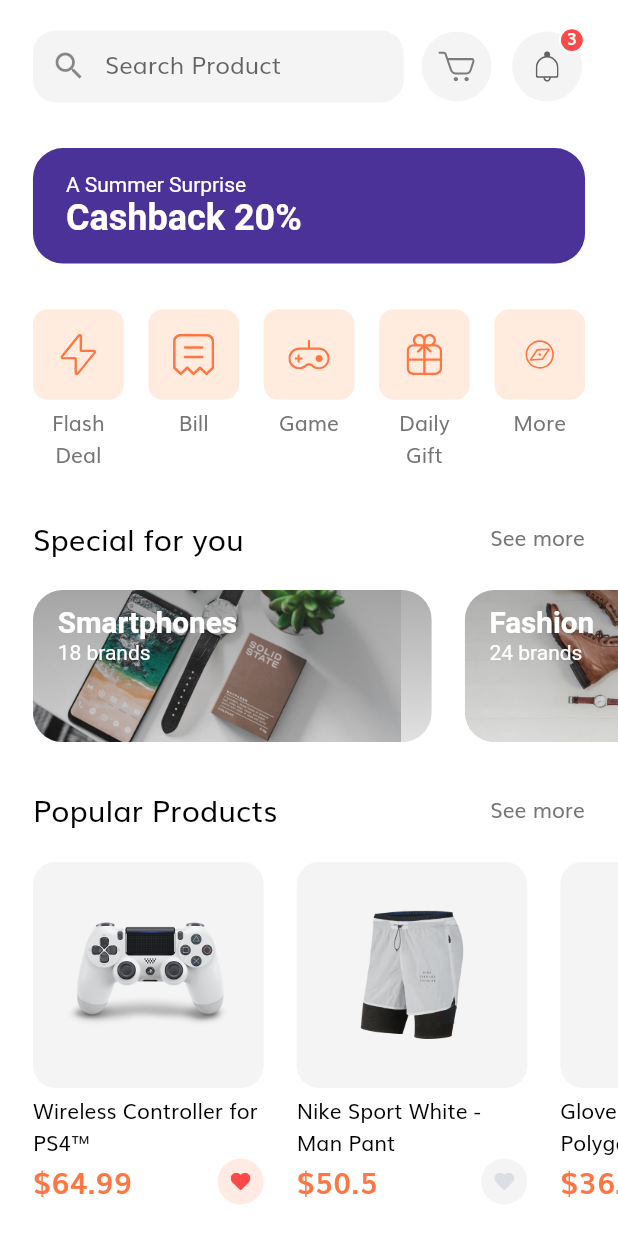
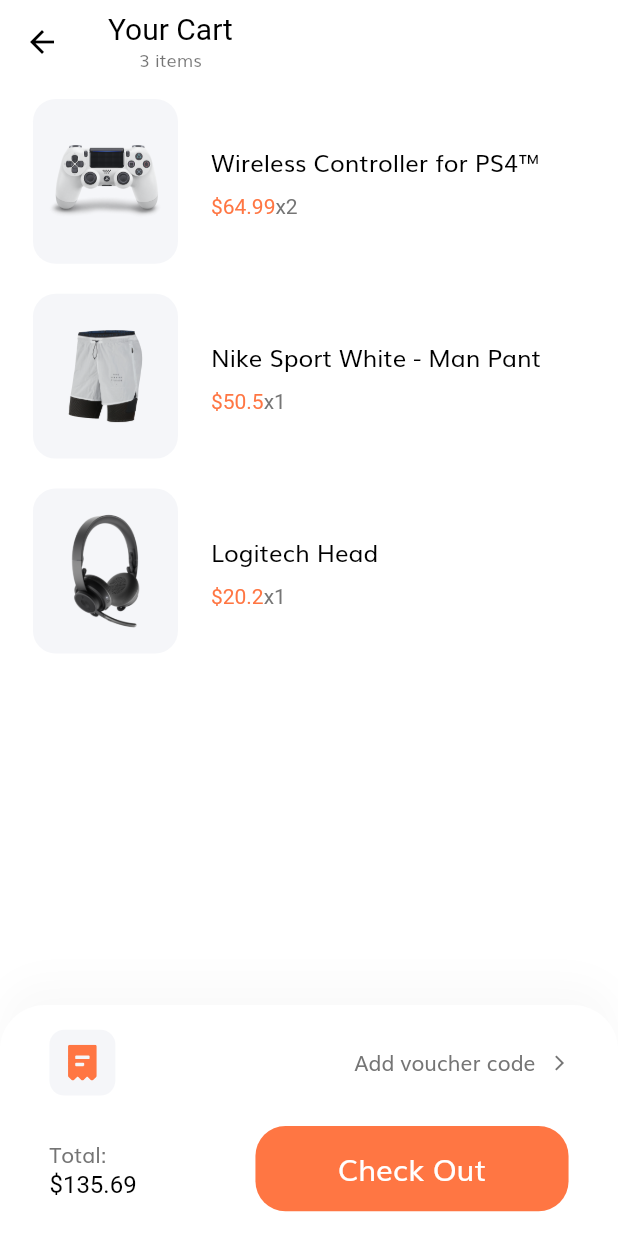
Before and after one commit to Juanr1m/E-commerce-UI, a Flutter app: the HomeScreen screen opened by its route, after a tap on an icon or button, on a phone screen of 412 x 824 dp. Run offline on Flutter 3.47's test engine with Material 2 defaults, Android fonts, the phone set to English and light mode, and no system bars; our stand-ins replace flutter_svg; statements that could not run were skipped.

Commit message:
added cart screen

```diff
--- /dev/null
+++ b/lib/models/Cart.dart
@@ -0,0 +1,15 @@
+import 'package:flutter/widgets.dart';
+import 'package:flutter_way/models/product.dart';
+
+class Cart {
+  final Product product;
+  final int numOfItems;
+
+  Cart({@required this.product, @required this.numOfItems});
+}
+
+List<Cart> demoCards = [
+  Cart(product: demoProducts[0], numOfItems: 2),
+  Cart(product: demoProducts[1], numOfItems: 1),
+  Cart(product: demoProducts[3], numOfItems: 1),
+];
--- a/lib/models/product.dart
+++ b/lib/models/product.dart
@@ -6,7 +6,9 @@ class Product {
   final List<Color> colors;
   final double rating, price;
   final bool isFavorite, isPopular;
+  final int id;
   Product({
+    @required this.id,
     @required this.title,
     @required this.description,
     @required this.images,
@@ -38,6 +40,7 @@ List<Product> demoProducts = [
     rating: 4.8,
     isFavorite: true,
     isPopular: true,
+    id: 1,
   ),
   Product(
     images: [
@@ -54,6 +57,7 @@ List<Product> demoProducts = [
     description: description,
     rating: 4.1,
     isPopular: true,
+    id: 2,
   ),
   Product(
     images: [
@@ -71,6 +75,7 @@ List<Product> demoProducts = [
     rating: 4.1,
     isFavorite: true,
     isPopular: true,
+    id: 3,
   ),
   Product(
     images: [
@@ -87,6 +92,7 @@ List<Product> demoProducts = [
     description: description,
     rating: 4.1,
     isFavorite: true,
+    id: 4,
   ),
 ];
 
--- a/lib/routes.dart
+++ b/lib/routes.dart
@@ -1,4 +1,5 @@
 import 'package:flutter/widgets.dart';
+import 'package:flutter_way/screens/cart/cart_screen.dart';
 import 'package:flutter_way/screens/complete_profile/complete_profile_screen.dart';
 import 'package:flutter_way/screens/details/details_screen.dart';
 import 'package:flutter_way/screens/forgot_password/forgot_password_screen.dart';
@@ -19,4 +20,5 @@ final Map<String, WidgetBuilder> routes = {
   OtpScreen.routeName: (context) => OtpScreen(),
   HomeScreen.routeName: (context) => HomeScreen(),
   DetailsScreen.routeName: (context) => DetailsScreen(),
+  CartScreen.routeName: (context) => CartScreen(),
 };
--- /dev/null
+++ b/lib/screens/cart/cart_screen.dart
@@ -0,0 +1,123 @@
+import 'package:flutter/material.dart';
+import 'package:flutter_svg/svg.dart';
+import 'package:flutter_way/components/default_button.dart';
+import 'package:flutter_way/constants.dart';
+import 'package:flutter_way/models/Cart.dart';
+
+import 'package:flutter_way/size_config.dart';
+
+import 'components/body.dart';
+
+class CartScreen extends StatelessWidget {
+  static String routeName = "/cart";
+  const CartScreen({Key key}) : super(key: key);
+
+  @override
+  Widget build(BuildContext context) {
+    return Scaffold(
+      appBar: buildAppBar(context),
+      body: Body(),
+      bottomNavigationBar: CheckOurCart(),
+    );
+  }
+
+  AppBar buildAppBar(BuildContext context) {
+    return AppBar(
+      title: Column(
+        children: [
+          Text(
+            "Your Cart",
+            style: TextStyle(color: Colors.black),
+          ),
+          Text(
+            "${demoCards.length} items",
+            style: Theme.of(context).textTheme.caption,
+          )
+        ],
+      ),
+    );
+  }
+}
+
+class CheckOurCart extends StatelessWidget {
+  const CheckOurCart({
+    Key key,
+  }) : super(key: key);
+
+  @override
+  Widget build(BuildContext context) {
+    return Container(
+      padding: EdgeInsets.symmetric(
+          vertical: getProportionateScreenWidth(15),
+          horizontal: getProportionateScreenWidth(30)),
+      decoration: BoxDecoration(
+        color: Colors.white,
+        borderRadius: BorderRadius.only(
+          topLeft: Radius.circular(30),
+          topRight: Radius.circular(30),
+        ),
+        boxShadow: [
+          BoxShadow(
+            offset: Offset(0, -15),
+            blurRadius: 20,
+            color: Color(0xFFDADADA).withOpacity(0.15),
+          ),
+        ],
+      ),
+      child: SafeArea(
+        child: Column(
+          mainAxisSize: MainAxisSize.min,
+          children: [
+            Row(
+              children: [
+                Container(
+                  padding: EdgeInsets.all(10),
+                  height: getProportionateScreenWidth(40),
+                  width: getProportionateScreenWidth(40),
+                  decoration: BoxDecoration(
+                    color: Color(0xFFF5F6F9),
+                    borderRadius: BorderRadius.circular(10),
+                  ),
+                  child: SvgPicture.asset('assets/icons/receipt.svg'),
+                ),
+                Spacer(),
+                Text("Add voucher code"),
+                const SizedBox(width: 10),
+                Icon(
+                  Icons.arrow_forward_ios,
+                  size: 12,
+                  color: kTextColor,
+                ),
+              ],
+            ),
+            SizedBox(height: getProportionateScreenHeight(20)),
+            Row(
+              mainAxisAlignment: MainAxisAlignment.spaceBetween,
+              children: [
+                Text.rich(
+                  TextSpan(
+                    text: "Total:\n",
+                    children: [
+                      TextSpan(
+                        text:
+                            '\$${demoCards[0].product.price + demoCards[1].product.price + demoCards[2].product.price}',
+                        style: TextStyle(color: Colors.black, fontSize: 16),
+                      ),
+                    ],
+                  ),
+                ),
+                SizedBox(
+                  width: getProportionateScreenWidth(190),
+                  child: DefaultButton(
+                    text: "Check Out",
+                    press: () {},
+                  ),
+                ),
+              ],
+            )
+          ],
+        ),
+      ),
+    );
+  }
+}
--- /dev/null
+++ b/lib/screens/cart/components/body.dart
@@ -0,0 +1,56 @@
+import 'package:flutter/material.dart';
+import 'package:flutter_svg/svg.dart';
+
+import 'package:flutter_way/models/Cart.dart';
+
+import 'package:flutter_way/size_config.dart';
+
+import 'cart_item_cart.dart';
+
+class Body extends StatefulWidget {
+  const Body({Key key}) : super(key: key);
+
+  @override
+  _BodyState createState() => _BodyState();
+}
+
+class _BodyState extends State<Body> {
+  @override
+  Widget build(BuildContext context) {
+    return Padding(
+      padding:
+          EdgeInsets.symmetric(horizontal: getProportionateScreenWidth(20)),
+      child: ListView.builder(
+        itemCount: demoCards.length,
+        itemBuilder: (context, index) => Padding(
+          padding: EdgeInsets.symmetric(vertical: 10),
+          child: Dismissible(
+            onDismissed: (direction) {
+              setState(() {
+                demoCards.removeAt(index);
+              });
+            },
+            key: Key(demoCards[index].product.id.toString()),
+            direction: DismissDirection.endToStart,
+            background: Container(
+              padding: EdgeInsets.symmetric(horizontal: 20),
+              decoration: BoxDecoration(
+                color: Color(0xFFFFE6E6),
+                borderRadius: BorderRadius.circular(15),
+              ),
+              child: Row(
+                children: [
+                  Spacer(),
+                  SvgPicture.asset('assets/icons/Trash.svg'),
+                ],
+              ),
+            ),
+            child: CartItemCard(
+              cart: demoCards[index],
+            ),
+          ),
+        ),
+      ),
+    );
+  }
+}
--- /dev/null
+++ b/lib/screens/cart/components/cart_item_cart.dart
@@ -0,0 +1,64 @@
+import 'package:flutter/material.dart';
+import 'package:flutter_way/models/Cart.dart';
+
+import '../../../constants.dart';
+import '../../../size_config.dart';
+
+class CartItemCard extends StatelessWidget {
+  const CartItemCard({
+    Key key,
+    this.cart,
+  }) : super(key: key);
+  final Cart cart;
+
+  @override
+  Widget build(BuildContext context) {
+    return Row(
+      children: [
+        SizedBox(
+          width: getProportionateScreenWidth(88),
+          child: AspectRatio(
+            aspectRatio: 0.88,
+            child: Container(
+              padding: EdgeInsets.all(10),
+              decoration: BoxDecoration(
+                color: Color(0xFFF5F6F9),
+                borderRadius: BorderRadius.circular(15),
+              ),
+              child: Image.asset(cart.product.images[0]),
+            ),
+          ),
+        ),
+        SizedBox(
+          width: getProportionateScreenWidth(20),
+        ),
+        Column(
+          crossAxisAlignment: CrossAxisAlignment.start,
+          children: [
+            Text(
+              cart.product.title,
+              style: TextStyle(
+                color: Colors.black,
+                fontSize: 16,
+              ),
+              maxLines: 2,
+            ),
+            const SizedBox(height: 10),
+            Text.rich(
+              TextSpan(
+                text: "\$${cart.product.price}",
+                style: TextStyle(color: kPrimaryColor),
+                children: [
+                  TextSpan(
+                    text: "x${cart.numOfItems}",
+                    style: TextStyle(color: kTextColor),
+                  )
+                ],
+              ),
+            ),
+          ],
+        )
+      ],
+    );
+  }
+}
--- a/lib/screens/details/components/body.dart
+++ b/lib/screens/details/components/body.dart
@@ -1,9 +1,7 @@
 import 'package:flutter/material.dart';
-import 'package:flutter_way/constants.dart';
 
 import 'package:flutter_way/models/product.dart';
 import 'package:flutter_way/screens/details/components/product_description.dart';
-import 'package:flutter_way/screens/details/components/product_icon_btn.dart';
 import 'package:flutter_way/screens/details/components/top_rounded_rectangle.dart';
 import 'package:flutter_way/screens/splash/components/body.dart';
 import 'package:flutter_way/size_config.dart';
--- a/lib/screens/home/components/home_header.dart
+++ b/lib/screens/home/components/home_header.dart
@@ -1,4 +1,5 @@
 import 'package:flutter/material.dart';
+import 'package:flutter_way/screens/cart/cart_screen.dart';
 import 'package:flutter_way/screens/home/components/search_filter.dart';
 
 import '../../../size_config.dart';
@@ -20,7 +21,9 @@ class HomeHeader extends StatelessWidget {
           SearchFilter(),
           IconBtnWithCounter(
             svgSrc: 'assets/icons/Cart Icon.svg',
-            press: () {},
+            press: () {
+              Navigator.pushNamed(context, CartScreen.routeName);
+            },
             numOfItems: 0,
           ),
           IconBtnWithCounter(
```
